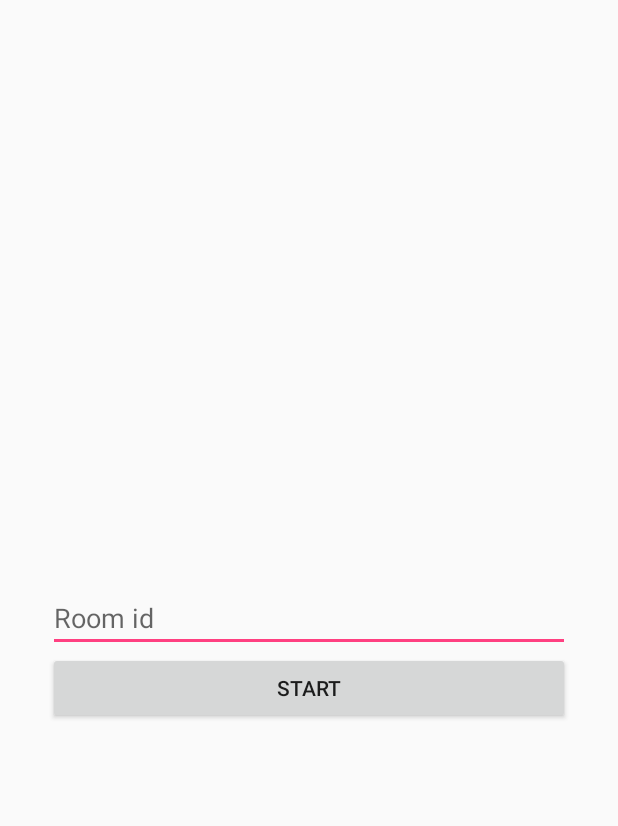
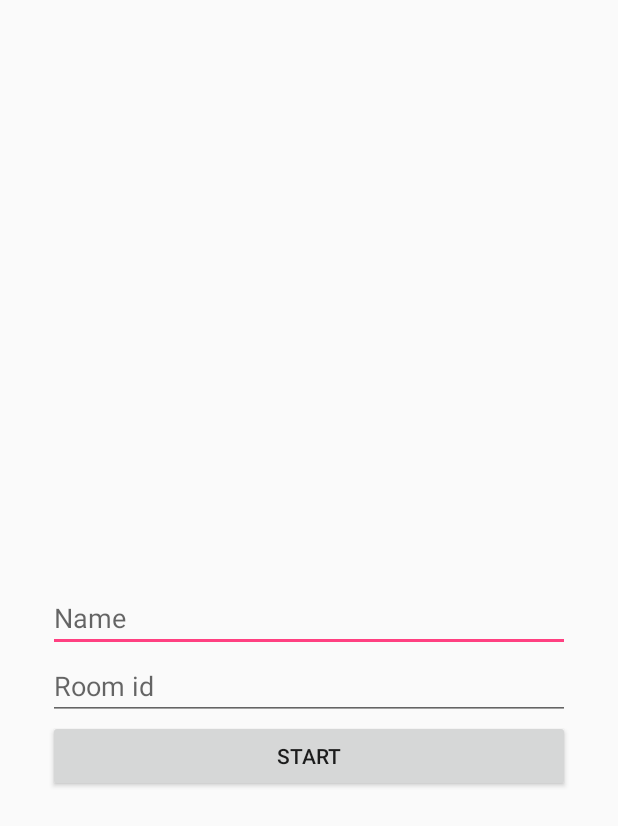
Before and after one commit to qiscus/qiscus-meet-sdk-android, an Android app: the SimpleCall screen opened directly, with no data from a screen before it, after a tap on "START", on a phone screen of 412 x 824 dp. Shown: the top 826 px of the screen. Run offline under Robolectric (Android 15) with nearby library versions, the phone set to English and light mode, and no system bars.

Commit message:
add displayName && avatar method

```diff
--- a/app/build.gradle
+++ b/app/build.gradle
@@ -30,7 +30,7 @@ android {
 dependencies {
     implementation fileTree(dir: 'libs', include: ['*.jar'])
     implementation 'com.qiscus.sdk:chat:2.30.11'
-    implementation 'com.qiscus.meet:meet-sdk-alpha:0.0.3'
+//    implementation 'com.qiscus.meet:meet-sdk-alpha:0.0.3'
     implementation 'com.android.support:multidex:1.0.3'
-//    implementation project(':meet')
+    implementation project(':meet')
 }
--- a/app/src/main/java/com/qiscus/rtc/sample/integration/ChatActivity.java
+++ b/app/src/main/java/com/qiscus/rtc/sample/integration/ChatActivity.java
@@ -134,6 +134,7 @@ public class ChatActivity extends QiscusBaseChatActivity {
                     if (objStream.getInt("status") == 200) {
                         QiscusMeet.launch()
                                 .setRoomId(roomId)
+                                .setDisplayName(Qiscus.getQiscusAccount().getUsername())
                                 .build(ChatActivity.this);
                     }
                 } catch (JSONException e) {
--- a/app/src/main/java/com/qiscus/rtc/sample/integration/ListContactActivity.java
+++ b/app/src/main/java/com/qiscus/rtc/sample/integration/ListContactActivity.java
@@ -56,7 +56,9 @@ public class ListContactActivity extends AppCompatActivity implements ContactPre
             String[] param = uri.toString().split("/");
             String roomId = param[param.length - 1];
             QiscusMeet.launch()
-                    .setRoomId(roomId).build(this);
+                    .setRoomId(roomId)
+                    .setDisplayName(Qiscus.getQiscusAccount().getUsername())
+                    .build(this);
 //            finish();
         }
     }
--- a/app/src/main/java/com/qiscus/rtc/sample/simple/IncomingCallActivity.java
+++ b/app/src/main/java/com/qiscus/rtc/sample/simple/IncomingCallActivity.java
@@ -10,6 +10,7 @@ import android.widget.TextView;
 import com.bumptech.glide.Glide;
 import com.qiscus.meet.QiscusMeet;
 import com.qiscus.rtc.sample.R;
+import com.qiscus.sdk.Qiscus;
 import com.qiscus.sdk.chat.core.data.remote.QiscusPusherApi;
 
 import org.json.JSONObject;
@@ -51,6 +52,7 @@ public class IncomingCallActivity extends AppCompatActivity {
     private void onAccept() {
         QiscusMeet.launch()
                 .setRoomId(roomId)
+                .setDisplayName(Qiscus.getQiscusAccount().getUsername())
                 .build(this);
 
         finish();
--- a/app/src/main/java/com/qiscus/rtc/sample/simple/SimpleCall.java
+++ b/app/src/main/java/com/qiscus/rtc/sample/simple/SimpleCall.java
@@ -13,6 +13,7 @@ public class SimpleCall extends AppCompatActivity {
 
     private Button btnStart;
     private EditText etRoomId;
+    private EditText etName;
 
     @Override
     protected void onCreate(Bundle savedInstanceState) {
@@ -21,6 +22,7 @@ public class SimpleCall extends AppCompatActivity {
 
         btnStart = findViewById(R.id.btn_start);
         etRoomId = findViewById(R.id.et_room);
+        etName = findViewById(R.id.et_name);
 
         btnStart.setOnClickListener(v-> {
             startCall();
@@ -29,6 +31,14 @@ public class SimpleCall extends AppCompatActivity {
 
     private void startCall() {
         String roomId = etRoomId.getText().toString();
+        String name = etName.getText().toString();
+        //hardcoded avatar
+        String avatar = "https://dw9to29mmj727.cloudfront.net/misc/newsletter-naruto3.png";
+
+        if(name.length() == 0) {
+            Toast.makeText(this, "Name required", Toast.LENGTH_SHORT).show();
+            return;
+        }
 
         if(roomId.length() == 0) {
             Toast.makeText(this, "room id required", Toast.LENGTH_SHORT).show();
@@ -37,6 +47,8 @@ public class SimpleCall extends AppCompatActivity {
 
         QiscusMeet.launch()
                 .setRoomId(roomId)
+                .setDisplayName(name)
+                .setAvatar(avatar)
                 .build(this);
     }
 }
--- a/app/src/main/res/layout/activity_simple_call2.xml
+++ b/app/src/main/res/layout/activity_simple_call2.xml
@@ -9,10 +9,18 @@
     tools:context=".simple.SimpleCall">
 
     <EditText
+        android:id="@+id/et_name"
+        android:layout_width="match_parent"
+        android:layout_height="wrap_content"
+        android:layout_centerInParent="true"
+        android:hint="Name" />
+
+    <EditText
         android:id="@+id/et_room"
         android:layout_width="match_parent"
         android:layout_height="wrap_content"
         android:layout_centerInParent="true"
+        android:layout_below="@+id/et_name"
         android:hint="Room id"/>
 
     <Button
--- a/meet/build.gradle
+++ b/meet/build.gradle
@@ -49,6 +49,11 @@ dependencies {
     androidTestImplementation 'com.android.support.test:runner:1.0.2'
     androidTestImplementation 'com.android.support.test.espresso:espresso-core:3.0.2'
     implementation "org.jetbrains.kotlin:kotlin-stdlib-jdk7:$kotlin_version"
+    api 'io.jsonwebtoken:jjwt-api:0.10.7'
+    runtimeOnly 'io.jsonwebtoken:jjwt-impl:0.10.7'
+    runtimeOnly('io.jsonwebtoken:jjwt-orgjson:0.10.7') {
+        exclude group: 'org.json', module: 'json' //provided by Android natively
+    }
 }
 repositories {
     mavenCentral()
```
Also changed, not shown: meet/src/main/java/com/qiscus/meet/MeetInfo.kt (+35 -5 lines).
